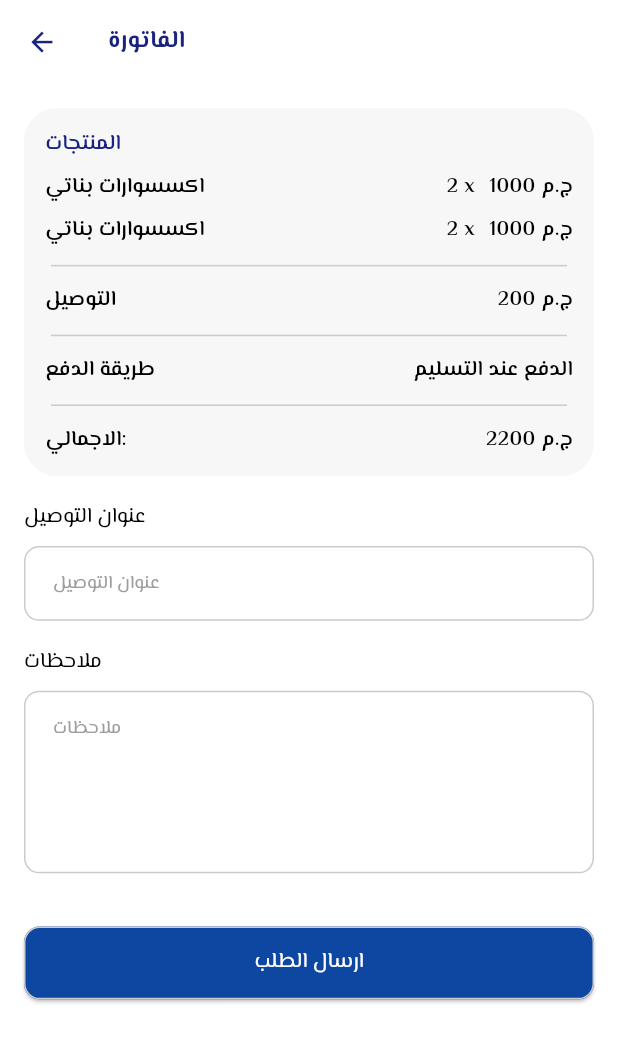
After one commit to MohamedEzzat5/tsh_soft, a Flutter app: the BillScreen screen opened by its route, on a phone screen of 412 x 824 dp. The commit adds this screen. Shown: the top 1042 px of the screen. Run offline on Flutter 3.47's test engine with Material 3 defaults, Android fonts, the phone set to English and light mode, and no system bars; our stand-ins replace bloc, cached_network_image, carousel_slider, country_picker, dartz, dio and 20 more; missing offline and left inert: phone_number; accounts and stored records are empty; project files that could hold a hidden picture were left out.

Commit message:
finish up app

```diff
--- a/lang/ar.json
+++ b/lang/ar.json
@@ -748,6 +748,6 @@
           "request_received": "تم استلام طلبك",
           "add_to_cart_successfully": "تم اضافة المنتج للسلة بنجاح",
           "about_developer" : "عن المطور",
-
+          "cach_on_delivery":  "الدفع عند التسليم",
           "": ""
 }
--- a/lang/en.json
+++ b/lang/en.json
@@ -756,6 +756,6 @@
           "request_received": "Your request has been received",
           "add_to_cart_successfully" : "Product added to cart successfully",
           "about_developer" : "About developer",
-
+          "cach_on_delivery" : "Cash on delivery",
           "": ""
 }
--- a/lib/config/routes/app_routes.dart
+++ b/lib/config/routes/app_routes.dart
@@ -2,6 +2,7 @@ import 'package:flutter/material.dart';
 import 'package:flutter_bloc/flutter_bloc.dart';
 import 'package:tsh_soft/features/auth/presentation/screens/login_screen.dart';
 import 'package:tsh_soft/features/auth/presentation/screens/register_screen.dart';
+import 'package:tsh_soft/features/cart/presentation/screens/bill_screen.dart';
 import 'package:tsh_soft/features/cart/presentation/screens/cart_screen.dart';
 import 'package:tsh_soft/features/home/presentation/screens/all_category_screen.dart';
 import 'package:tsh_soft/features/home/presentation/screens/home_screen.dart';
@@ -42,6 +43,7 @@ class Routes {
   static const String orderDetailsScreenRoute = '/OrderDetailsRoute';
   static const String cartScreenRoute = '/CartsRoute';
   static const String notificationScreenRoute = '/NotificationRoute';
+  static const String billScreenRoute = '/BillRoute';
 }
 
 class AppRoutes {
@@ -160,6 +162,12 @@ class AppRoutes {
           builder: (BuildContext context) => const NotificationsScreen(),
         );
 
+      case Routes.billScreenRoute:
+        return MaterialPageRoute(
+          settings: routeSettings,
+          builder: (BuildContext context) => const BillScreen(),
+        );
+
       default:
         return undefinedRoute();
     }
--- a/lib/core/utils/constants.dart
+++ b/lib/core/utils/constants.dart
@@ -138,7 +138,7 @@ abstract class Constants {
   // }
 
   /// Type: 1 done , 2: warning, 3: error
-  static void showSnakToast({required context, message, type}) {
+  static void showSnakToast({required BuildContext context, message, type}) {
     Color background = context.colors.main;
     Color iconColor = context.colors.upBackGround;
     Color textColor = context.colors.upBackGround;
--- /dev/null
+++ b/lib/features/cart/presentation/screens/bill_screen.dart
@@ -0,0 +1,165 @@
+import 'package:flutter/material.dart';
+import 'package:flutter_screenutil/flutter_screenutil.dart';
+import 'package:tsh_soft/config/locale/app_localizations.dart';
+import 'package:tsh_soft/core/utils/values/text_styles.dart';
+import 'package:tsh_soft/core/widgets/gaps.dart';
+import 'package:tsh_soft/core/widgets/my_default_button.dart';
+import 'package:tsh_soft/core/widgets/text_form_field.dart';
+import 'package:tsh_soft/injection_container.dart';
+
+class BillScreen extends StatefulWidget {
+  const BillScreen({Key? key}) : super(key: key);
+
+  @override
+  State<BillScreen> createState() => _BillScreenState();
+}
+
+class _BillScreenState extends State<BillScreen> {
+  final TextEditingController addressController = TextEditingController();
+  final TextEditingController notesController = TextEditingController();
+  final FocusNode addressFocusNode = FocusNode();
+  final FocusNode notesFocusNode = FocusNode();
+
+  @override
+  Widget build(BuildContext context) {
+    return GestureDetector(
+      onTap: () => FocusScope.of(context).unfocus(),
+      child: Scaffold(
+        appBar: AppBar(
+          title: Text('bill'.tr(context)),
+        ),
+        body: SingleChildScrollView(
+          child: Padding(
+            padding: const EdgeInsets.all(16.0),
+            child: Column(
+              crossAxisAlignment: CrossAxisAlignment.start,
+              children: [
+                Container(
+                  width: double.infinity,
+                  padding:
+                      EdgeInsets.symmetric(vertical: 16.r, horizontal: 16.r),
+                  decoration: BoxDecoration(
+                    color: context.colors.backGround,
+                    borderRadius: BorderRadius.circular(25.r),
+                  ),
+                  child: Column(
+                    crossAxisAlignment: CrossAxisAlignment.start,
+                    children: [
+                      Text(
+                        'products'.tr(context),
+                        style: TextStyles.semiBold16(
+                            color: context.colors.textColor),
+                      ),
+                      Gaps.vGap10,
+                      ListView.separated(
+                        physics: const NeverScrollableScrollPhysics(),
+                        shrinkWrap: true,
+                        itemBuilder: (context, index) {
+                          return Row(
+                            mainAxisAlignment: MainAxisAlignment.spaceBetween,
+                            children: [
+                              Text(
+                                'اكسسوارات بناتي',
+                                style: TextStyles.semiBold16(),
+                              ),
+                              Spacer(),
+                              Text(
+                                '2 x',
+                                style: TextStyles.semiBold16(),
+                              ),
+                              Gaps.hGap10,
+                              Text(
+                                '1000 ${'egp'.tr(context)}',
+                                style: TextStyles.semiBold16(),
+                              ),
+                            ],
+                          );
+                        },
+                        separatorBuilder: (context, index) => Gaps.vGap10,
+                        itemCount: 2,
+                      ),
+                      Divider(
+                        color: context.colors.borderColor,
+                        height: 30.h,
+                      ),
+                      Row(
+                        mainAxisAlignment: MainAxisAlignment.spaceBetween,
+                        children: [
+                          Text(
+                            'delivery'.tr(context),
+                            style: TextStyles.semiBold16(),
+                          ),
+                          Text(
+                            '200 ${'egp'.tr(context)}',
+                            style: TextStyles.semiBold16(),
+                          ),
+                        ],
+                      ),
+                      Divider(
+                        color: context.colors.borderColor,
+                        height: 30.h,
+                      ),
+                      Row(
+                        mainAxisAlignment: MainAxisAlignment.spaceBetween,
+                        children: [
+                          Text(
+                            'payment_method'.tr(context),
+                            style: TextStyles.semiBold16(),
+                          ),
+                          Text(
+                            'cach_on_delivery'.tr(context),
+                            style: TextStyles.semiBold16(),
+                          ),
+                        ],
+                      ),
+                      Divider(
+                        color: context.colors.borderColor,
+                        height: 30.h,
+                      ),
+                      Row(
+                        mainAxisAlignment: MainAxisAlignment.spaceBetween,
+                        children: [
+                          Text(
+                            'total'.tr(context),
+                            style: TextStyles.semiBold16(),
+                          ),
+                          Text(
+                            '2200 ${'egp'.tr(context)}',
+                            style: TextStyles.semiBold16(),
+                          ),
+                        ],
+                      ),
+                    ],
+                  ),
+                ),
+                Gaps.vGap20,
+                Text('delivery_address'.tr(context),
+                    style: TextStyles.regular16()),
+                Gaps.vGap10,
+                AppTextFormField(
+                  controller: addressController,
+                  focusNode: addressFocusNode,
+                  hintText: 'delivery_address'.tr(context),
+                ),
+                Gaps.vGap20,
+                Text('notes'.tr(context), style: TextStyles.regular16()),
+                Gaps.vGap10,
+                AppTextFormField(
+                  controller: notesController,
+                  focusNode: notesFocusNode,
+                  hintText: 'notes'.tr(context),
+                  maxLines: 5,
+                ),
+                Gaps.vGap40,
+                MyDefaultButton(
+                  btnText: 'send_order',
+                  onPressed: () {},
+                )
+              ],
+            ),
+          ),
+        ),
+      ),
+    );
+  }
+}
--- a/lib/features/cart/presentation/screens/cart_screen.dart
+++ b/lib/features/cart/presentation/screens/cart_screen.dart
@@ -1,6 +1,7 @@
 import 'package:flutter/material.dart';
 import 'package:flutter_screenutil/flutter_screenutil.dart';
 import 'package:tsh_soft/config/locale/app_localizations.dart';
+import 'package:tsh_soft/config/routes/app_routes.dart';
 import 'package:tsh_soft/core/utils/image_manager.dart';
 import 'package:tsh_soft/core/utils/values/text_styles.dart';
 import 'package:tsh_soft/core/widgets/gaps.dart';
@@ -136,7 +137,9 @@ class _CartScreenState extends State<CartScreen> {
                     Expanded(
                       flex: 2,
                       child: MyDefaultButton(
-                        onPressed: () {},
+                        onPressed: () {
+                          Navigator.pushNamed(context, Routes.billScreenRoute);
+                        },
                         btnText: 'order_now',
                       ),
                     )
```
Also changed, not shown: 4 other files.
